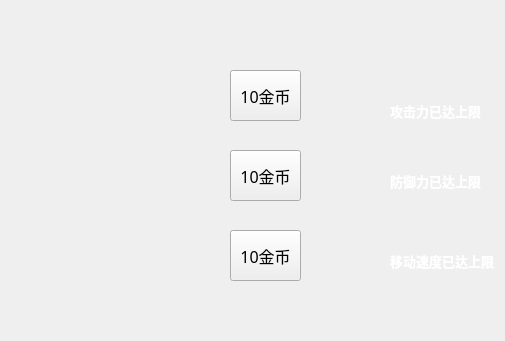
Qt form TankGame/tank_reinforce.ui (anlowee/TankGame) before a commit; both pictures show x 0 to 505 and y 0 to 341 of the 1051 by 641 pixel window.
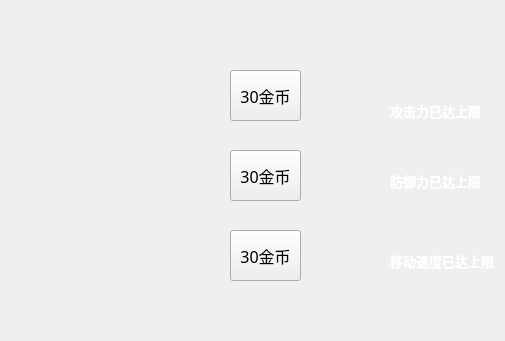
The same form after that commit. Icons and pictures are not drawn.

```diff
--- a/TankGame/tank_reinforce.ui
+++ b/TankGame/tank_reinforce.ui
@@ -47,7 +47,7 @@
     <string notr="true">border-image: url(:/sample/photo/Shop_pic/Shop_button.jpg);</string>
    </property>
    <property name="text">
-    <string>10金币</string>
+    <string>30金币</string>
    </property>
   </widget>
   <widget class="QPushButton" name="defenceButton">
@@ -69,7 +69,7 @@
     <string notr="true">border-image: url(:/sample/photo/Shop_pic/Shop_button.jpg);</string>
    </property>
    <property name="text">
-    <string>10金币</string>
+    <string>30金币</string>
    </property>
   </widget>
   <widget class="QPushButton" name="fastButton">
@@ -91,7 +91,7 @@
     <string notr="true">border-image: url(:/sample/photo/Shop_pic/Shop_button.jpg);</string>
    </property>
    <property name="text">
-    <string>10金币</string>
+    <string>30金币</string>
    </property>
   </widget>
   <widget class="QLabel" name="label">
```
